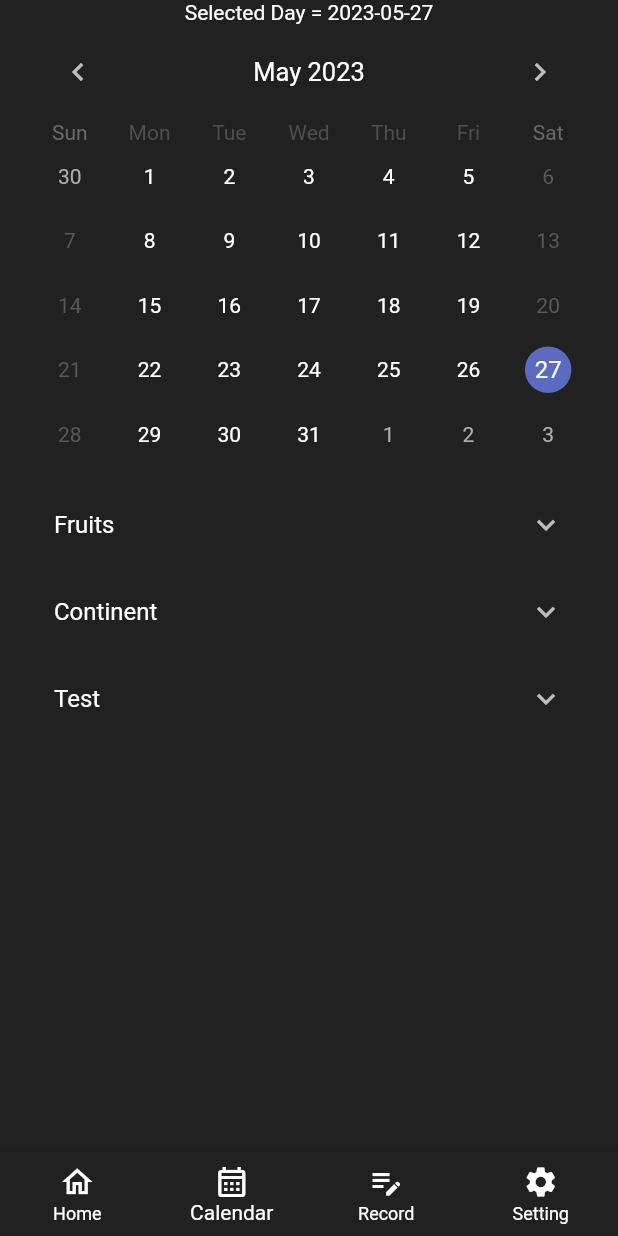
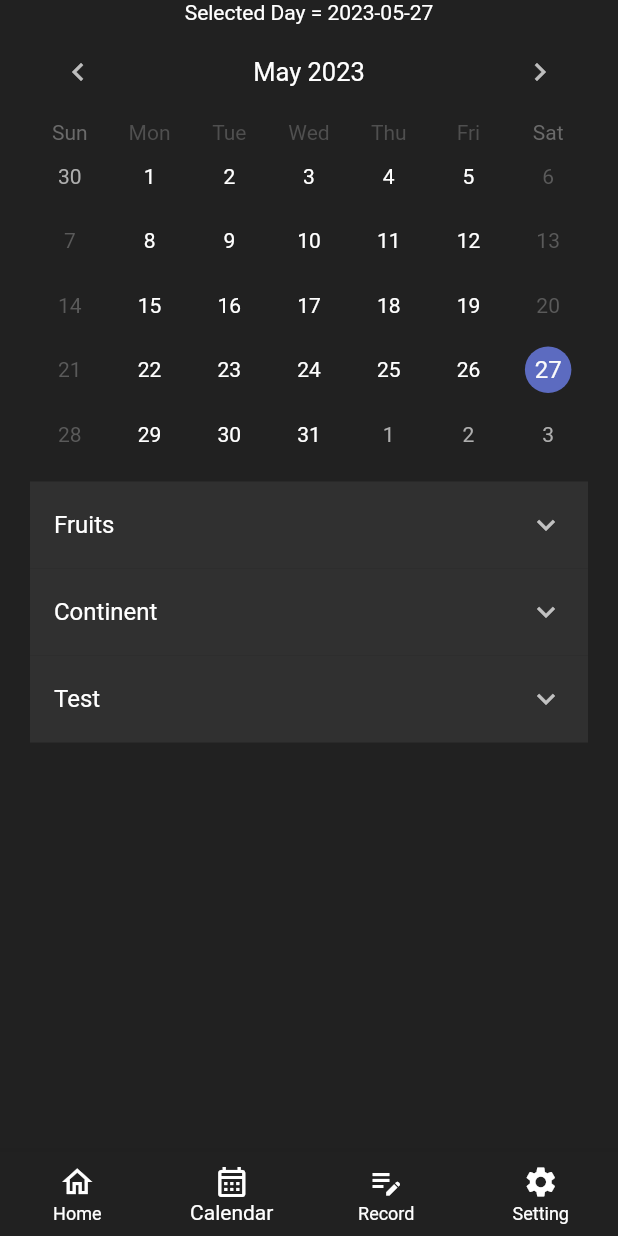
Before and after one commit to matthew99617/funds_management, a Flutter app: the CalendarScreen screen opened by its route, on a phone screen of 412 x 824 dp. Run offline on Flutter 3.47's test engine with Material 2 defaults, Android fonts, the phone set to English and light mode, and no system bars; drawn by our look-alikes of table_calendar; our stand-ins replace auto_route, bloc, flutter_bloc, shared_preferences; accounts and stored records are empty.

Commit message:
add SharePreference add Background Color to list

```diff
--- a/lib/presentation/screen/calendar/component/plans_titile_group_list.dart
+++ b/lib/presentation/screen/calendar/component/plans_titile_group_list.dart
@@ -14,7 +14,7 @@ class _PlansTitleGroupListState extends State<PlansTitleGroupList> {
     return Flexible(
       child: basicTiles.isEmpty ? Center(
         child: Text(
-          "No Forward Plan",
+          "No Forward Plans",
           style: TextStyle(
             fontSize: 25,
             fontWeight: FontWeight.bold,
@@ -28,7 +28,17 @@ class _PlansTitleGroupListState extends State<PlansTitleGroupList> {
 
   Widget buildTile(BasicTile tile){
     if (tile.tiles.isEmpty){
-      return Text(tile.title);
+      return Padding(
+        padding: EdgeInsets.symmetric(vertical: 0, horizontal: 20),
+        child: ListTile(
+          onTap: () {
+            print("Tile: 123");
+          },
+          title: Text(
+              tile.title
+          ),
+        ),
+      );
     } else {
       return ExpansionTile(
         title: Text(tile.title),
--- a/lib/presentation/screen/home/component/to_do_list.dart
+++ b/lib/presentation/screen/home/component/to_do_list.dart
@@ -142,7 +142,7 @@ class _ListToDoState extends State<ListToDo> {
       ),
       child: InkWell(
         onTap: () {
-          print("123");
+          print("Home: 123");
         },
         child: Column(
           crossAxisAlignment: CrossAxisAlignment.start,
--- a/lib/shared/colors.dart
+++ b/lib/shared/colors.dart
@@ -8,6 +8,8 @@ const Color darkModeIcon = Color(0xB3FFFFFF); // white70
 const Color darkModeText = Colors.white;
 const Color darkModeDivider = Color(0xB3FFFFFF); // black70
 const Color darkModeSelectedText = Color(0xFFD1C4E9); // deepPurple100
+const Color darkModeSelectedExpandedTile = Color(0xFF303030); // Grey[900]
+
 // const Color windowBackground = Color(0xFF9E9E9E); // Grey
 // const Color bottomNavBarColor = Color(0xFF424242);
 
@@ -18,6 +20,7 @@ const Color lightModeIcon = Color(0xDD000000); // black87
 const Color lightModeText = Colors.black;
 const Color lightModeDivider = Color(0xB3000000); // white70
 const Color lightModeSelectedText = Color(0xFFD1C4E9);
+const Color lightModeSelectedExpandedTile = Color(0xFFF5F5F5); // Grey[100]
 
 // general
 const Color greyLine = Color(0xFFE0E0E0); // Grey[300]
--- a/lib/shared/theme.dart
+++ b/lib/shared/theme.dart
@@ -51,10 +51,13 @@ class AppThemes {
       unselectedItemColor: lightModeText,
     ),
     expansionTileTheme: ExpansionTileThemeData(
-      backgroundColor: lightBackground,
+      collapsedBackgroundColor: lightModeSelectedExpandedTile,
       collapsedTextColor: lightModeText,
       collapsedIconColor: lightModeIcon,
     ),
+      listTileTheme: ListTileThemeData(
+        textColor: lightModeText,
+      )
   );
 
     // darkTheme
@@ -105,9 +108,12 @@ class AppThemes {
       backgroundColor: darkBackground,
     ),
     expansionTileTheme: ExpansionTileThemeData(
-      backgroundColor: darkBackground,
+      backgroundColor: darkModeSelectedExpandedTile,
       collapsedTextColor: darkModeText,
       collapsedIconColor: darkModeIcon,
     ),
+    listTileTheme: ListTileThemeData(
+      textColor: darkModeText,
+    ),
   );
 }
--- a/pubspec.yaml
+++ b/pubspec.yaml
@@ -47,6 +47,8 @@ dependencies:
   grouped_list: ^5.1.2
   intl: ^0.18.1
   table_calendar: ^3.0.9
+  shared_preferences: ^2.1.1
+  convert: ^3.1.0
 
 dev_dependencies:
   flutter_test:
```
Also changed, not shown: lib/presentation/screen/home/home_screen.dart (+26 -0 lines), lib/shared/share_preference_helper.dart (added, +32 -0 lines), pubspec.lock.
